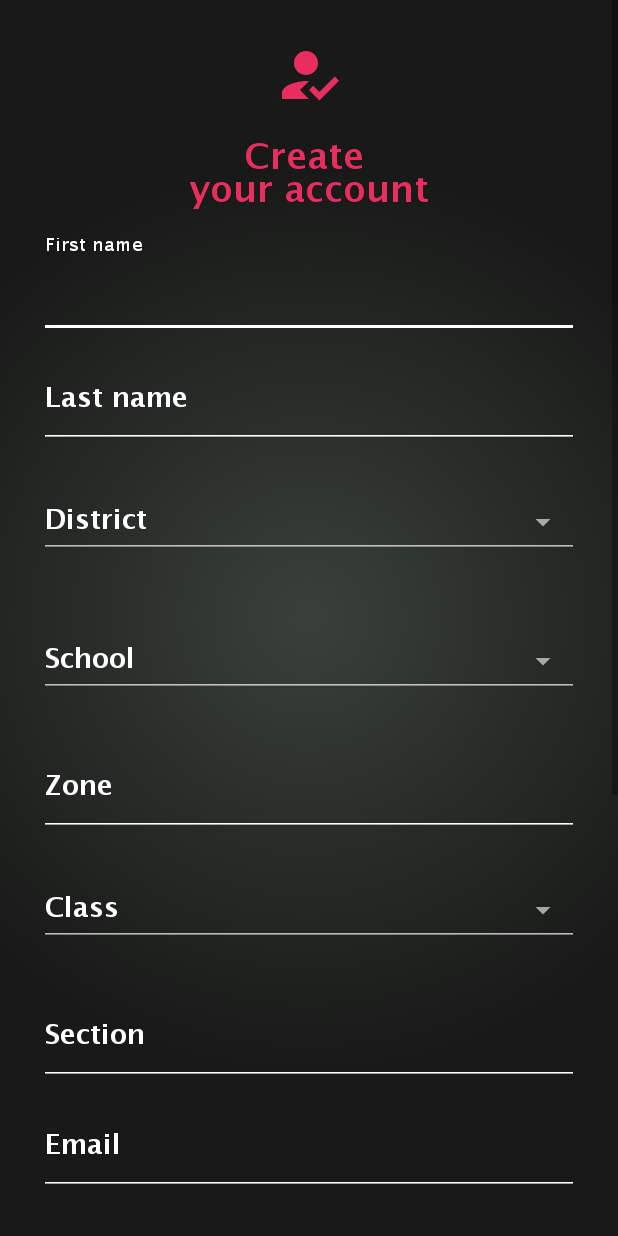
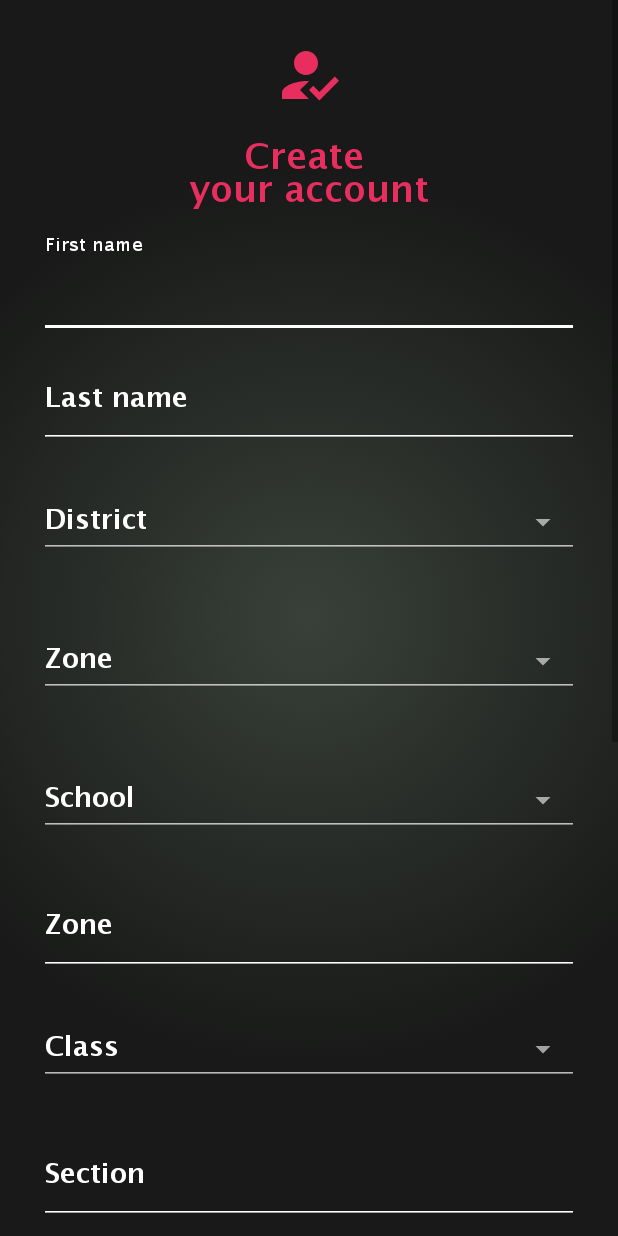
Before and after one commit to deersapps/quiz_eco, an Android app: the SignUpActivity screen opened directly, with no data from a screen before it, on a phone screen of 412 x 824 dp. Run offline under Robolectric (Android 15) with nearby library versions, the phone set to English and light mode, and no system bars; our stand-ins replace Volley, sdp/ssp sizes; network calls fail.

Commit message:
adding zone textbox
zone text box

```diff
--- a/app/src/main/java/com/jkdeers/activitygame/SignUpActivity.java
+++ b/app/src/main/java/com/jkdeers/activitygame/SignUpActivity.java
@@ -47,7 +47,7 @@ public class SignUpActivity extends AppCompatActivity implements View.OnClickLis
     private String android_id;
     EditText fn, ln, zn, em, ph, un, pas,sec;
     AutoCompleteTextView dis,school, cl;
-    ArrayAdapter arrayAdapterDistrict,arrayAdapterSchool,arrayAdapterClass;
+    ArrayAdapter arrayAdapterDistrict,arrayAdapterSchool,arrayAdapterClass,arrayAdapterZones;
     AutoCompleteTextView autoCompleteTextViewDistricts,autoCompleteTextViewClass;
     String fns, lns, diss, zns, schools, cls, sect, ems, phs, uns, pass, OtherSchoolName;
     Integer districtId;
@@ -57,6 +57,7 @@ public class SignUpActivity extends AppCompatActivity implements View.OnClickLis
     districtsListStringArray;
     String[] schoolListStringArray;
     String[] classListStringArray;
+    String[] zonesListString;
     private RequestQueue mQueue;
     TextInputLayout otherSchoolNameTextInputLayout;
     EditText otherEditTextBoxSchoolView;
@@ -64,7 +65,8 @@ public class SignUpActivity extends AppCompatActivity implements View.OnClickLis
     Map<String, String> classMap = new HashMap<>();
     Map<String, String> districtMap = new HashMap<>();
     Map<String, String> schoolMap = new HashMap<>();
-    int selectedDistrictId, selectedSchoolId, selectedClassId, selectedUserId;
+    Map<String, String> zonesMap = new HashMap<>();
+    int selectedDistrictId, selectedSchoolId, selectedClassId, selectedUserId,selectedZoneId;
 
 
     @Override
@@ -81,33 +83,6 @@ public class SignUpActivity extends AppCompatActivity implements View.OnClickLis
 
         Log.i("districtsListStringArray", String.valueOf(districtsListStringArray));
 
-
-
-//        // create an array adapter and pass the required parameter
-//        // in our case pass the context, drop down layout , and array.
-//        arrayAdapterDistrict = new ArrayAdapter(getApplicationContext(), R.layout.dropdown_item, R.id.textView, districtsListStringArray);
-//        // get reference to the autocomplete text view
-//        autoCompleteTextViewDistricts = (AutoCompleteTextView)
-//                findViewById(R.id.autoCompleteTextView);
-//        getWindow().addFlags(WindowManager.LayoutParams.FLAG_TRANSLUCENT_STATUS);
-//        autoCompleteTextViewDistricts.setAdapter(arrayAdapterDistrict);
-//
-//
-//        String[] asim = {"asim","jan"};
-//        ArrayAdapter arrayAdapterSchool = new ArrayAdapter(this, R.layout.dropdown_item, R.id.textView, asim);
-//        // get reference to the autocomplete text view
-//        AutoCompleteTextView autoCompleteTextViewSchool = (AutoCompleteTextView)
-//                findViewById(R.id.autoCompleteTextViewSchool);
-//        getWindow().addFlags(WindowManager.LayoutParams.FLAG_TRANSLUCENT_STATUS);
-//        autoCompleteTextViewSchool.setAdapter(arrayAdapterSchool);
-
-//
-//        ArrayAdapter arrayAdapterStandard = new ArrayAdapter(this, R.layout.dropdown_item, R.id.textView, districtsListStringArray);
-//        // get reference to the autocomplete text view
-//        AutoCompleteTextView autoCompleteTextViewStandard = (AutoCompleteTextView)
-//                findViewById(R.id.autoCompleteTextViewStandard);
-//        getWindow().addFlags(WindowManager.LayoutParams.FLAG_TRANSLUCENT_STATUS);
-//        autoCompleteTextViewStandard.setAdapter(arrayAdapterStandard);
 
 
         btnSignUp = findViewById(R.id.btnSignUp);
--- a/app/src/main/res/layout/activity_sign_up.xml
+++ b/app/src/main/res/layout/activity_sign_up.xml
@@ -111,6 +111,34 @@
                     android:layout_weight="1"
                     android:inputType="textImeMultiLine"
                     android:text="District"
+                    />
+
+            </com.google.android.material.textfield.TextInputLayout>
+
+            <com.google.android.material.textfield.TextInputLayout
+                style="@style/Widget.MaterialComponents.TextInputLayout.OutlinedBox.ExposedDropdownMenu"
+
+                android:theme="@style/Theme.MaterialComponents"
+                android:layout_width="match_parent"
+                android:layout_height="wrap_content"
+                android:layout_marginTop="@dimen/_10sdp"
+                android:layout_marginBottom="@dimen/_5sdp"
+                android:backgroundTint="@color/colorWhite"
+                android:importantForAutofill="no"
+                android:paddingBottom="@dimen/_15sdp"
+                android:textColor="@color/colorWhite"
+                android:textColorHint="@color/colorWhite">
+
+                <!-- Inside text input layout add
+                      an auto complete text view
+                        and make its input type to none-->
+                <AutoCompleteTextView
+                    android:id="@+id/autoCompleteTextViewZones"
+                    android:layout_width="match_parent"
+                    android:layout_height="match_parent"
+                    android:layout_weight="1"
+                    android:inputType="textImeMultiLine"
+                    android:text="Zone"
                     />
 
             </com.google.android.material.textfield.TextInputLayout>
```
